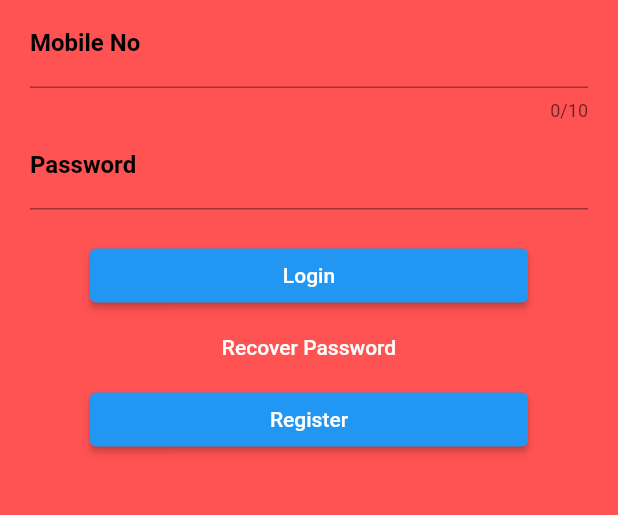
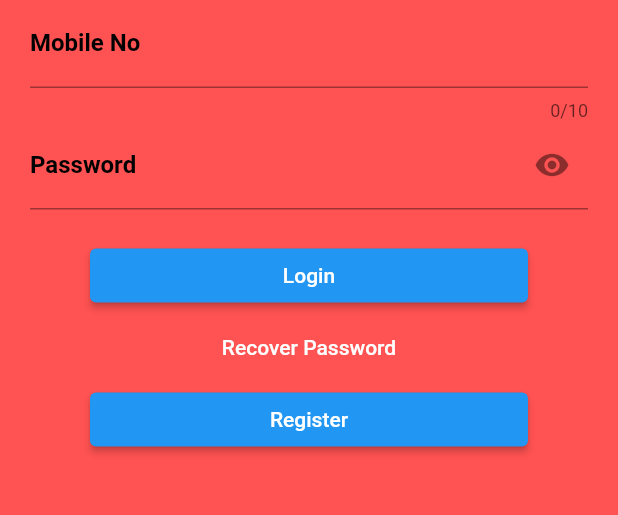
Before and after one commit to drkspark/Mountainee, a Flutter app: the screen it shows after launch, after a tap on "Login", on a phone screen of 412 x 824 dp, the part 460-975 px from its top. Run offline on Flutter 3.47's test engine with Material 2 defaults, Android fonts, the phone set to English and light mode, and no system bars; our stand-ins replace google_fonts.

Commit message:
Added ddummy validation on Login Page and visibility ico

```diff
--- a/lib/view/loginScreen.dart
+++ b/lib/view/loginScreen.dart
@@ -12,6 +12,7 @@ class LoginPage extends StatefulWidget {
 class _LoginPageState extends State<LoginPage> {
   final _mobCntrl = TextEditingController();
   final _passCntrl = TextEditingController();
+  bool _visibility = true;
 
   //! Key
   final _formKey = GlobalKey<
@@ -74,7 +75,7 @@ class _LoginPageState extends State<LoginPage> {
 
                   TextFormField(
                     controller: _passCntrl,
-                    obscureText: true, //? Hides whatever we are writing
+                    obscureText: _visibility, //? Hides whatever we are writing
                     validator: (value) {
                       if (value == null)
                         return "Field Left Empty";
@@ -83,11 +84,23 @@ class _LoginPageState extends State<LoginPage> {
                     },
                     cursorColor: Colors.black,
                     decoration: InputDecoration(
-                        label: Text(
-                      "Password",
-                      style: TextStyle(
-                          fontWeight: FontWeight.bold, color: Colors.black),
-                    )),
+                      label: Text(
+                        "Password",
+                        style: TextStyle(
+                            fontWeight: FontWeight.bold, color: Colors.black),
+                      ),
+                      suffixIcon: IconButton(
+                          onPressed: () {
+                            setState(() {
+                              _visibility = !_visibility;
+                            });
+                          },
+                          icon: Icon(_visibility
+                                     ? Icons.visibility
+                                     : Icons.visibility_off
+                          )
+                      ),
+                    ),
                   ),
                 ],
               ),
@@ -100,8 +113,16 @@ class _LoginPageState extends State<LoginPage> {
               padding: const EdgeInsets.symmetric(horizontal: 40),
               child: ElevatedButton(
                   onPressed: () {
-                    print(_mobCntrl.text);
-                    print(_passCntrl.text);
+                    // print(_mobCntrl.text);
+                    // print(_passCntrl.text);
+
+                    if (_mobCntrl.text == "9963696101") {
+                      if (_passCntrl.text == "admin")
+                        print("Correct Credentials");
+                      else
+                        print("Incorrect Creddentials");
+                    } else
+                      print("Incorrect Creddentials");
                   },
                   child: Text("Login")),
             ),
@@ -120,8 +141,7 @@ class _LoginPageState extends State<LoginPage> {
               child: ElevatedButton(
                   onPressed: () {
                     Navigator.of(context).push(
-                        MaterialPageRoute(builder: (context) => Register())
-                    );
+                        MaterialPageRoute(builder: (context) => Register()));
                   },
                   child: Text("Register")),
             )
```
